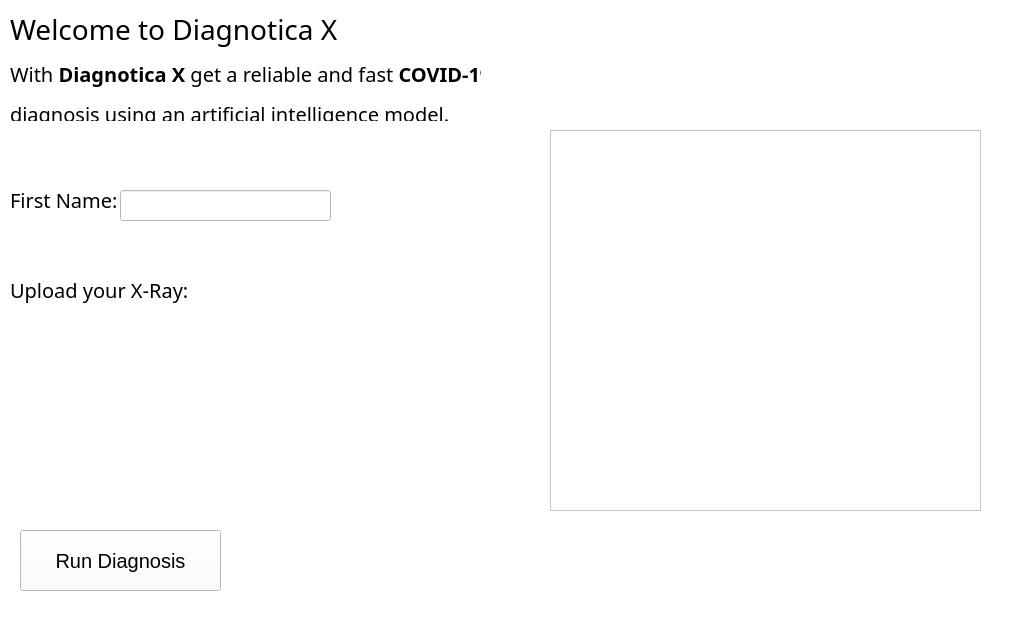
Before: the Qt Designer form gui_app.ui in Ramseths/diagnoticaX-sigmahacks, drawn with Qt 5.
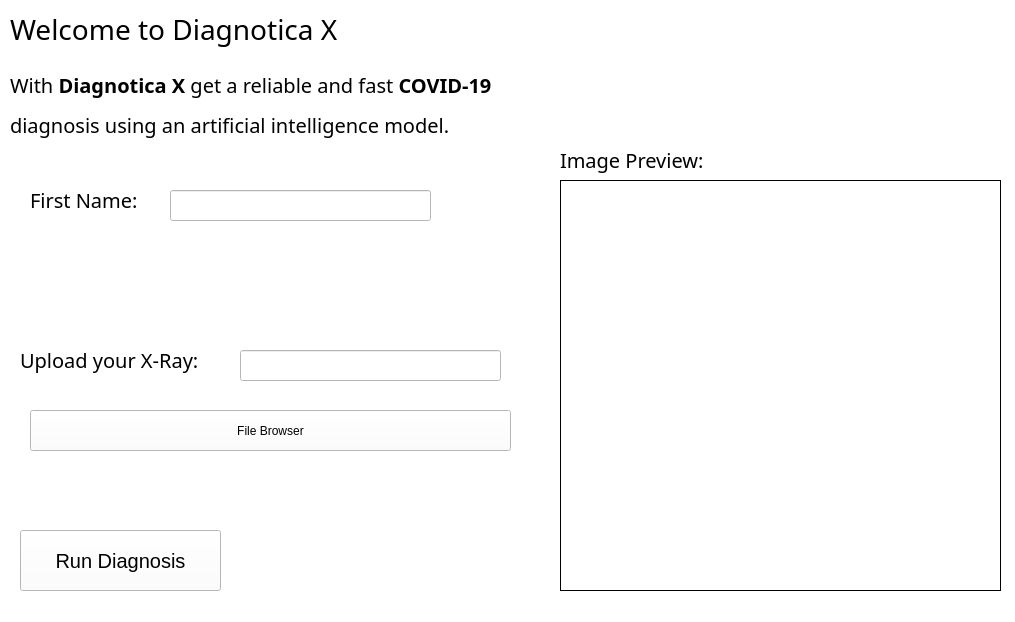
After: the same form once the commit is applied.

Commit message: Agregando visualización en Qt5

```diff
--- a/gui_app.ui
+++ b/gui_app.ui
@@ -31,7 +31,7 @@
      <rect>
       <x>10</x>
       <y>0</y>
-      <width>331</width>
+      <width>391</width>
       <height>59</height>
      </rect>
     </property>
@@ -55,9 +55,9 @@
     <property name="geometry">
      <rect>
       <x>10</x>
-      <y>60</y>
-      <width>471</width>
-      <height>61</height>
+      <y>50</y>
+      <width>581</width>
+      <height>111</height>
      </rect>
     </property>
     <property name="font">
@@ -79,16 +79,6 @@
      <enum>Qt::RichText</enum>
     </property>
    </widget>
-   <widget class="QGraphicsView" name="graphicsView">
-    <property name="geometry">
-     <rect>
-      <x>550</x>
-      <y>130</y>
-      <width>431</width>
-      <height>381</height>
-     </rect>
-    </property>
-   </widget>
    <widget class="QPushButton" name="btnDiagnosis">
     <property name="geometry">
      <rect>
@@ -113,9 +103,9 @@
    <widget class="QLabel" name="label_3">
     <property name="geometry">
      <rect>
-      <x>10</x>
+      <x>30</x>
       <y>170</y>
-      <width>111</width>
+      <width>131</width>
       <height>59</height>
      </rect>
     </property>
@@ -138,9 +128,9 @@
    <widget class="QLineEdit" name="txtName">
     <property name="geometry">
      <rect>
-      <x>120</x>
+      <x>170</x>
       <y>190</y>
-      <width>211</width>
+      <width>261</width>
       <height>31</height>
      </rect>
     </property>
@@ -154,9 +144,9 @@
    <widget class="QLabel" name="label_4">
     <property name="geometry">
      <rect>
-      <x>10</x>
-      <y>260</y>
-      <width>181</width>
+      <x>20</x>
+      <y>330</y>
+      <width>221</width>
       <height>59</height>
      </rect>
     </property>
@@ -176,6 +166,90 @@
      <string>Upload your X-Ray:</string>
     </property>
    </widget>
+   <widget class="QPushButton" name="btnBrowser">
+    <property name="geometry">
+     <rect>
+      <x>30</x>
+      <y>410</y>
+      <width>481</width>
+      <height>41</height>
+     </rect>
+    </property>
+    <property name="font">
+     <font>
+      <family>Microsoft Sans Serif</family>
+     </font>
+    </property>
+    <property name="cursor">
+     <cursorShape>PointingHandCursor</cursorShape>
+    </property>
+    <property name="text">
+     <string>File Browser</string>
+    </property>
+   </widget>
+   <widget class="QLineEdit" name="txtPath">
+    <property name="enabled">
+     <bool>false</bool>
+    </property>
+    <property name="geometry">
+     <rect>
+      <x>240</x>
+      <y>350</y>
+      <width>261</width>
+      <height>31</height>
+     </rect>
+    </property>
+    <property name="font">
+     <font>
+      <family>Bahnschrift Light</family>
+      <pointsize>15</pointsize>
+     </font>
+    </property>
+   </widget>
+   <widget class="QLabel" name="label_5">
+    <property name="geometry">
+     <rect>
+      <x>560</x>
+      <y>130</y>
+      <width>171</width>
+      <height>59</height>
+     </rect>
+    </property>
+    <property name="font">
+     <font>
+      <family>Bahnschrift Light</family>
+      <pointsize>15</pointsize>
+     </font>
+    </property>
+    <property name="frameShape">
+     <enum>QFrame::NoFrame</enum>
+    </property>
+    <property name="frameShadow">
+     <enum>QFrame::Sunken</enum>
+    </property>
+    <property name="text">
+     <string>Image Preview:</string>
+    </property>
+   </widget>
+   <widget class="QLabel" name="xray">
+    <property name="geometry">
+     <rect>
+      <x>560</x>
+      <y>180</y>
+      <width>441</width>
+      <height>411</height>
+     </rect>
+    </property>
+    <property name="frameShape">
+     <enum>QFrame::Box</enum>
+    </property>
+    <property name="frameShadow">
+     <enum>QFrame::Plain</enum>
+    </property>
+    <property name="text">
+     <string/>
+    </property>
+   </widget>
   </widget>
   <widget class="QStatusBar" name="statusbar"/>
  </widget>
```
The commit also changes 1 other file.
